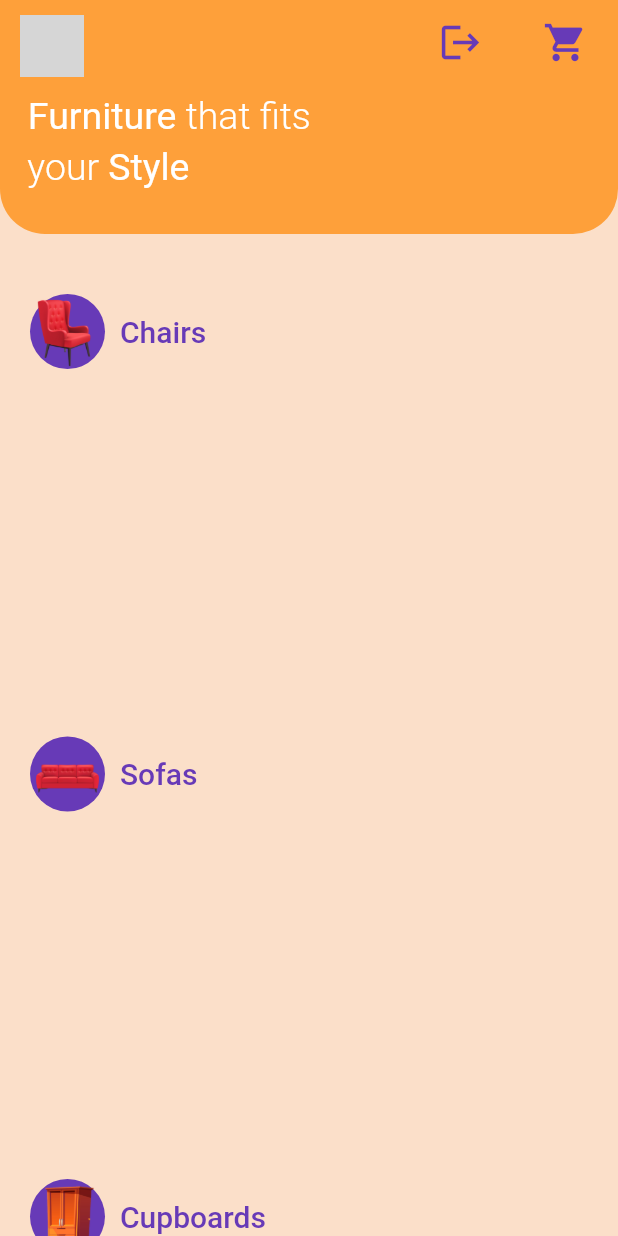
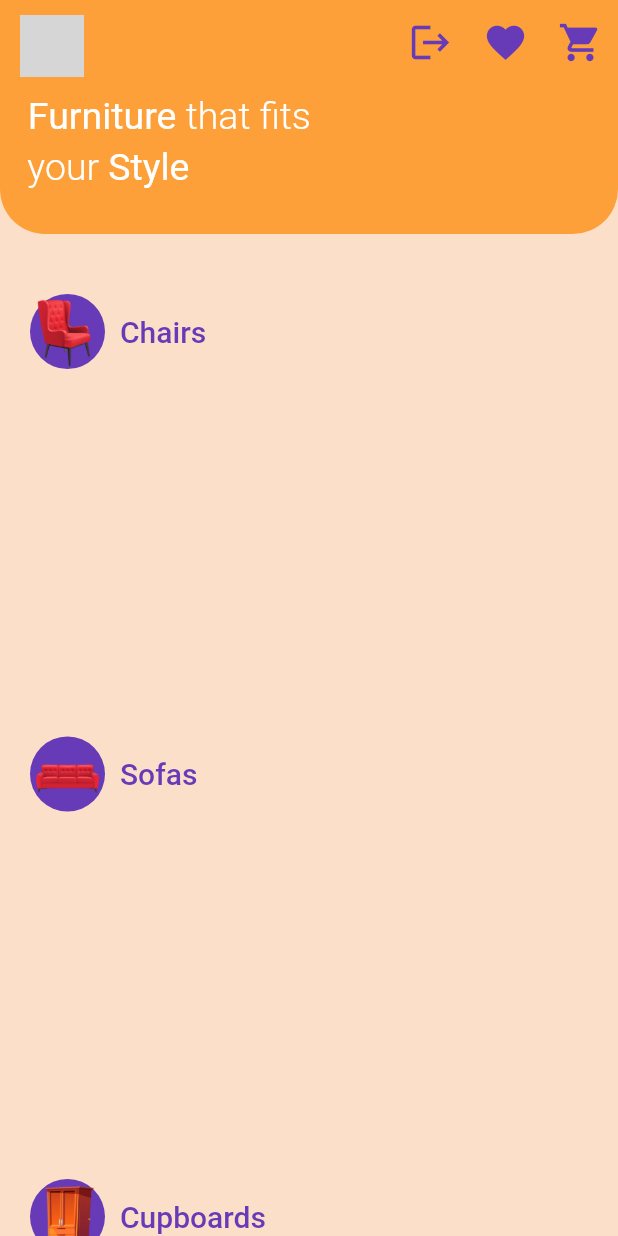
Before and after one commit to miranas11/wickwood, a Flutter app: the MainScreen screen opened by its route, on a phone screen of 412 x 824 dp. Run offline on Flutter 3.47's test engine with Material 2 defaults, Android fonts, the phone set to English and light mode, and no system bars; our stand-ins replace cached_network_image, cloud_firestore, firebase_core, firebase_storage, flutter_spinkit, google_sign_in and 2 more; accounts and stored records are empty; network calls fail; grey boxes are pictures that could not be loaded.

```diff
--- a/lib/main.dart
+++ b/lib/main.dart
@@ -4,6 +4,7 @@ import 'package:wickwood/screens/cart_screen.dart';
 import 'package:wickwood/screens/main_screen.dart';
 import 'package:wickwood/screens/start_screen.dart';
 import 'package:firebase_core/firebase_core.dart';
+import 'package:wickwood/screens/wishlist_screen.dart';
 
 void main() async {
   WidgetsFlutterBinding.ensureInitialized();
@@ -27,6 +28,7 @@ class MyApp extends StatelessWidget {
       ),
       initialRoute: StartScreen.id,
       routes: {
+        WishlistScreen.id: (context) => WishlistScreen(),
         StartScreen.id: (context) => StartScreen(),
         MainScreen.id: (context) => MainScreen(),
         CartScreen.id: (context) => CartScreen(),
--- a/lib/models/product_class.dart
+++ b/lib/models/product_class.dart
@@ -8,7 +8,7 @@ class Product {
   final dynamic likes;
   int quantity;
   Product({
-    this.likes,
+    this.likes = '',
     this.name = '',
     this.material = '',
     this.price = 0,
--- a/lib/screens/cart_screen.dart
+++ b/lib/screens/cart_screen.dart
@@ -48,6 +48,7 @@ class _CartScreenState extends State<CartScreen> {
 
       cartList.add(
         CartProductBox(
+          isWishlist: false,
           product: product,
           function: refreshPage,
         ),
--- a/lib/screens/main_screen.dart
+++ b/lib/screens/main_screen.dart
@@ -6,6 +6,7 @@ import 'package:wickwood/components/constants.dart';
 import 'package:wickwood/models/product_class.dart';
 import 'package:wickwood/screens/cart_screen.dart';
 import 'package:wickwood/screens/upload_products.dart';
+import 'package:wickwood/screens/wishlist_screen.dart';
 import 'package:wickwood/widgets/mainscreen/product_box.dart';
 import 'package:wickwood/widgets/mainscreen/slogan.dart';
 import 'package:wickwood/widgets/mainscreen/categorywidget.dart';
@@ -90,7 +91,7 @@ class _MainScreenState extends State<MainScreen> {
         ),
         actions: <Widget>[
           Padding(
-            padding: const EdgeInsets.symmetric(horizontal: 20.0),
+            padding: const EdgeInsets.symmetric(horizontal: 10.0),
             child: GestureDetector(
               onTap: () {
                 googleSignIn.signOut();
@@ -103,8 +104,23 @@ class _MainScreenState extends State<MainScreen> {
               ),
             ),
           ),
+          Padding(
+            padding: const EdgeInsets.symmetric(horizontal: 10.0),
+            child: GestureDetector(
+              onTap: () {
+                Navigator.pushNamed(context, WishlistScreen.id);
+              },
+              child: Icon(
+                Icons.favorite,
+                color: kButtonColor,
+                size: 30,
+              ),
+            ),
+          ),
           isAdmin
-              ? GestureDetector(
+              ? Padding(
+                  padding: const EdgeInsets.symmetric(horizontal: 10),
+                  child: GestureDetector(
                     onTap: () {
                       Navigator.push(
                         context,
@@ -118,10 +134,11 @@ class _MainScreenState extends State<MainScreen> {
                       color: kButtonColor,
                       size: 30,
                     ),
+                  ),
                 )
               : Text(''),
           Padding(
-            padding: const EdgeInsets.symmetric(horizontal: 20.0),
+            padding: const EdgeInsets.symmetric(horizontal: 10.0),
             child: GestureDetector(
               onTap: () {
                 Navigator.pushNamed(context, CartScreen.id);
--- a/lib/screens/start_screen.dart
+++ b/lib/screens/start_screen.dart
@@ -13,6 +13,7 @@ final productRef = FirebaseFirestore.instance.collection('products');
 final cartRef = FirebaseFirestore.instance.collection('cart');
 final idRef = FirebaseFirestore.instance.collection('ID');
 final commentRef = FirebaseFirestore.instance.collection('comments');
+final wishlistRef = FirebaseFirestore.instance.collection('wishlist');
 final StorageReference storageRef = FirebaseStorage.instance.ref();
 User currentUser;
 final DateTime timestamp = DateTime.now();
--- a/lib/widgets/mainscreen/bottom_sheet_product.dart
+++ b/lib/widgets/mainscreen/bottom_sheet_product.dart
@@ -39,6 +39,7 @@ class ProductBottomSheet extends StatelessWidget {
       'productId': product.productId,
       'mediaUrl': product.mediaUrl,
       'quantity': quantity + 1,
+      'likes': {},
     });
   }
 
```
Also changed, not shown: lib/screens/wishlist_screen.dart (added, +81 -0 lines), lib/widgets/cartscreen/cart_box.dart (+11 -6 lines), lib/widgets/mainscreen/product_box.dart (+27 -0 lines). Lines whose indentation alone changed are shown as unchanged.
